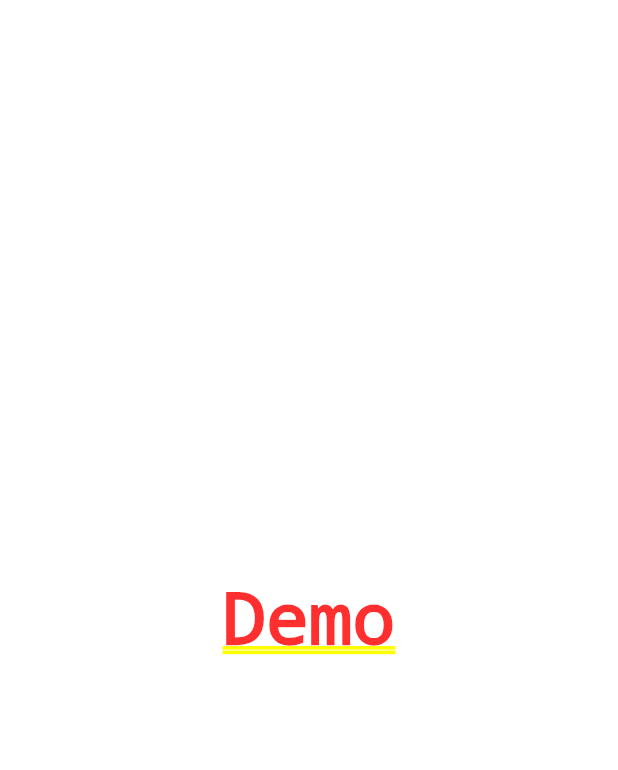
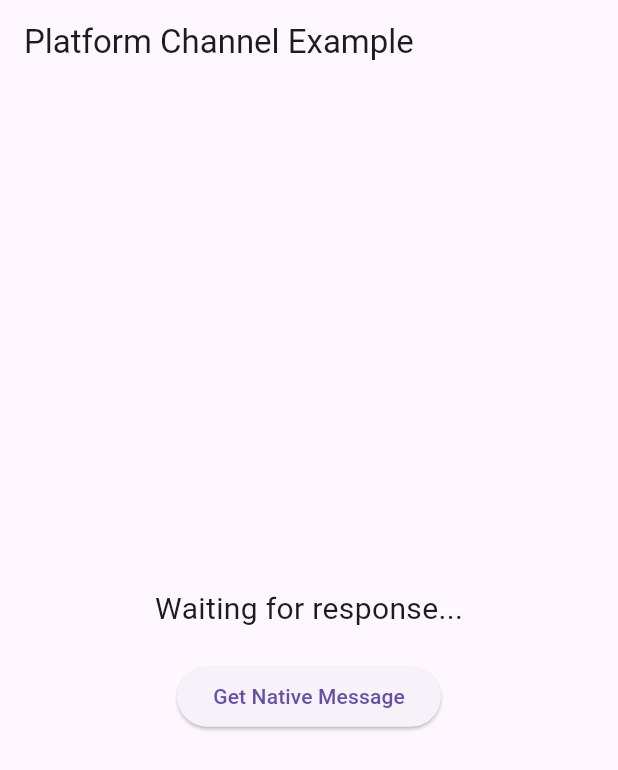
Before and after one commit to alex-ivankova766/platform_channel_example, a Flutter app: the screen it shows after launch, on a phone screen of 412 x 824 dp. Shown: the top 770 px of the screen. Run offline on Flutter 3.47's test engine with Material 3 defaults, Android fonts, the phone set to English and light mode, and no system bars.

Commit message:
channel added

```diff
--- a/lib/main.dart
+++ b/lib/main.dart
@@ -1,4 +1,5 @@
 import 'package:flutter/material.dart';
+import 'package:flutter/services.dart';
 
 void main() {
   runApp(const MyApp());
@@ -9,13 +10,60 @@ class MyApp extends StatelessWidget {
 
   @override
   Widget build(BuildContext context) {
-    return MaterialApp(
-      title: 'Flutter Demo',
-      theme: ThemeData(
-        colorScheme: ColorScheme.fromSeed(seedColor: Colors.deepPurple),
-        useMaterial3: true,
-      ),
-      home: const Center(child: Text('Demo'),),
+    return const MaterialApp(
+      home: MyHomePage(),
     );
   }
 }
+
+class MyHomePage extends StatefulWidget {
+  const MyHomePage({super.key});
+
+  @override
+  State<MyHomePage> createState() => _MyHomePageState();
+}
+
+class _MyHomePageState extends State<MyHomePage> {
+  static const platform = MethodChannel('com.example/platform_channel/getNativeData');
+
+  String _response = 'Waiting for response...';
+
+  Future<void> _getNativeMessage() async {
+    String response;
+    try {
+      final String result = await platform.invokeMethod('getNativeMessage');
+      response = 'Message: $result';
+    } on PlatformException catch (e) {
+      response = "Failed to get native response: '${e.message}'.";
+    }
+
+    setState(() {
+      _response = response;
+    });
+  }
+
+  @override
+  Widget build(BuildContext context) {
+    return Scaffold(
+      appBar: AppBar(
+        title: const Text('Platform Channel Example'),
+      ),
+      body: Center(
+        child: Column(
+          mainAxisAlignment: MainAxisAlignment.center,
+          children: <Widget>[
+            Text(
+              _response,
+              style: const TextStyle(fontSize: 20),
+            ),
+            const SizedBox(height: 20),
+            ElevatedButton(
+              onPressed: _getNativeMessage,
+              child: const Text('Get Native Message'),
+            ),
+          ],
+        ),
+      ),
+    );
+  }
+}
```
Also changed, not shown: 2 other files.
